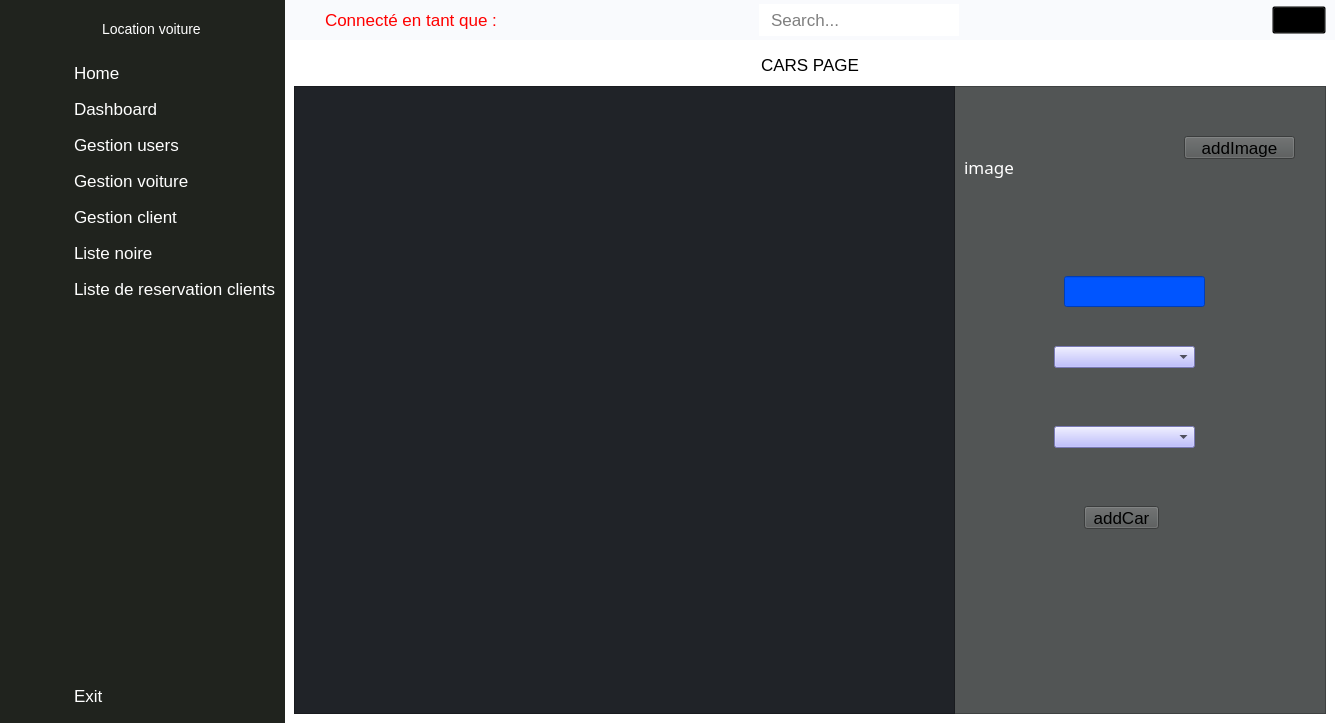
First picture: the form in main_ui.ui, repository walidhabbach/Car-Rental-Desktop-app, before the edit.
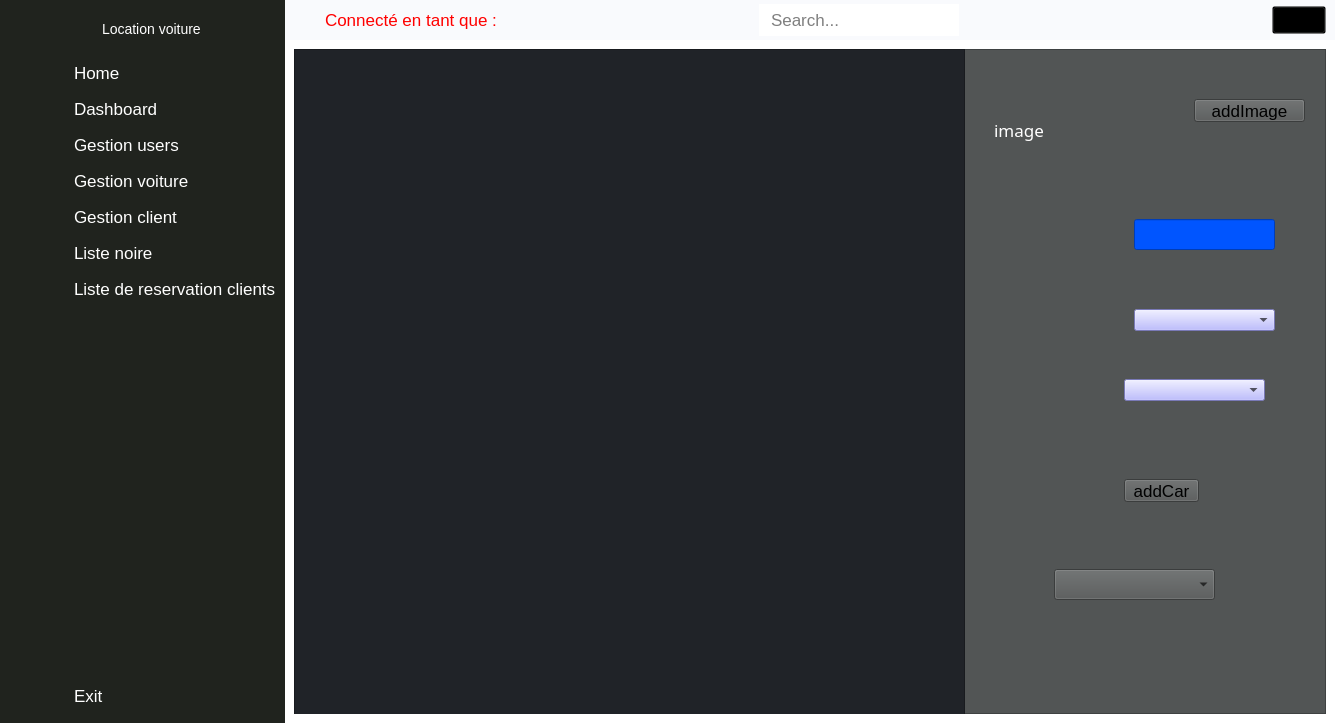
Second picture: the form after the edit. Icons and pictures are not drawn.

What changed in the file:
```diff
--- a/main_ui.ui
+++ b/main_ui.ui
@@ -824,21 +824,6 @@
          <widget class="QWidget" name="page_crud_cars">
           <layout class="QGridLayout" name="gridLayout_5">
            <item row="0" column="0">
-            <widget class="QLabel" name="label_7">
-             <property name="font">
-              <font>
-               <pointsize>-1</pointsize>
-              </font>
-             </property>
-             <property name="text">
-              <string>CARS PAGE</string>
-             </property>
-             <property name="alignment">
-              <set>Qt::AlignCenter</set>
-             </property>
-            </widget>
-           </item>
-           <item row="1" column="0">
             <layout class="QHBoxLayout" name="horizontalLayout_5">
              <item>
               <widget class="QFrame" name="frame_4">
@@ -862,8 +847,8 @@
                  <rect>
                   <x>0</x>
                   <y>0</y>
-                  <width>661</width>
-                  <height>628</height>
+                  <width>671</width>
+                  <height>671</height>
                  </rect>
                 </property>
                 <property name="minimumSize">
@@ -879,8 +864,8 @@
                <widget class="QLineEdit" name="model">
                 <property name="geometry">
                  <rect>
-                  <x>770</x>
-                  <y>190</y>
+                  <x>840</x>
+                  <y>170</y>
                   <width>141</width>
                   <height>31</height>
                  </rect>
@@ -892,7 +877,7 @@
                <widget class="QComboBox" name="comboBoxBrand">
                 <property name="geometry">
                  <rect>
-                  <x>760</x>
+                  <x>840</x>
                   <y>260</y>
                   <width>141</width>
                   <height>22</height>
@@ -905,8 +890,8 @@
                <widget class="QComboBox" name="comboBoxFuel">
                 <property name="geometry">
                  <rect>
-                  <x>760</x>
-                  <y>340</y>
+                  <x>830</x>
+                  <y>330</y>
                   <width>141</width>
                   <height>22</height>
                  </rect>
@@ -918,7 +903,7 @@
                <widget class="QLabel" name="image_label">
                 <property name="geometry">
                  <rect>
-                  <x>670</x>
+                  <x>700</x>
                   <y>10</y>
                   <width>141</width>
                   <height>141</height>
@@ -940,8 +925,8 @@
                <widget class="QPushButton" name="AddButton">
                 <property name="geometry">
                  <rect>
-                  <x>790</x>
-                  <y>420</y>
+                  <x>830</x>
+                  <y>430</y>
                   <width>75</width>
                   <height>23</height>
                  </rect>
@@ -953,7 +938,7 @@
                <widget class="QPushButton" name="addImage">
                 <property name="geometry">
                  <rect>
-                  <x>890</x>
+                  <x>900</x>
                   <y>50</y>
                   <width>111</width>
                   <height>23</height>
@@ -963,6 +948,16 @@
                  <string>addImage</string>
                 </property>
                </widget>
+               <widget class="QComboBox" name="comboAllBrand">
+                <property name="geometry">
+                 <rect>
+                  <x>760</x>
+                  <y>520</y>
+                  <width>161</width>
+                  <height>31</height>
+                 </rect>
+                </property>
+               </widget>
               </widget>
              </item>
             </layout>
```
